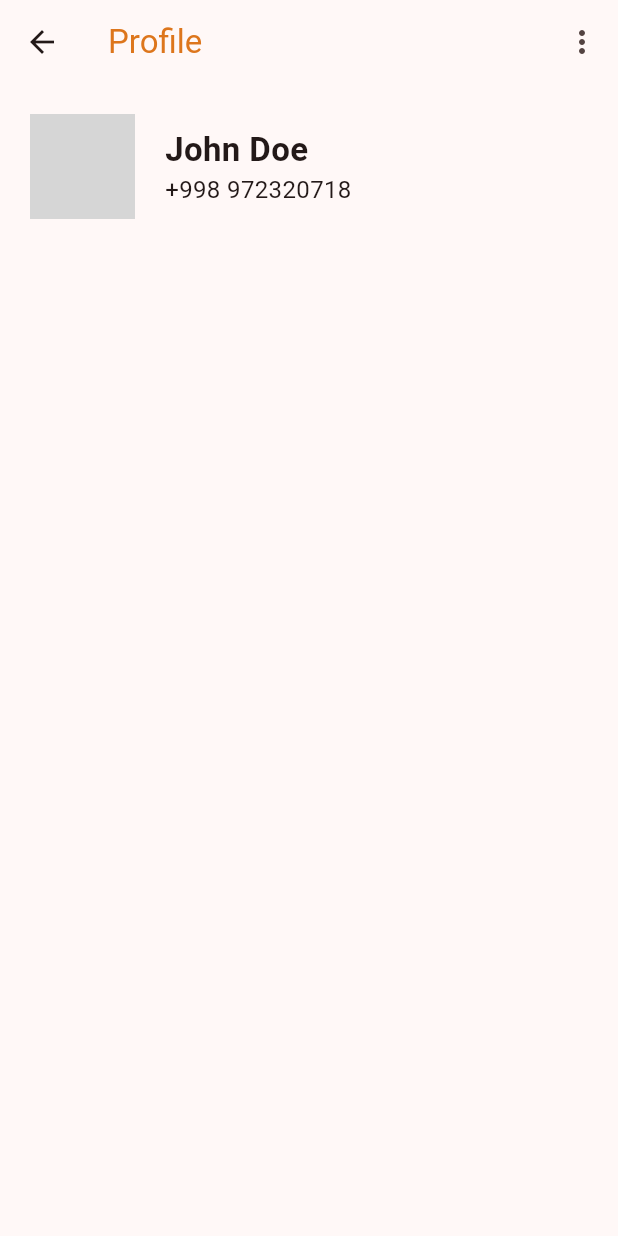
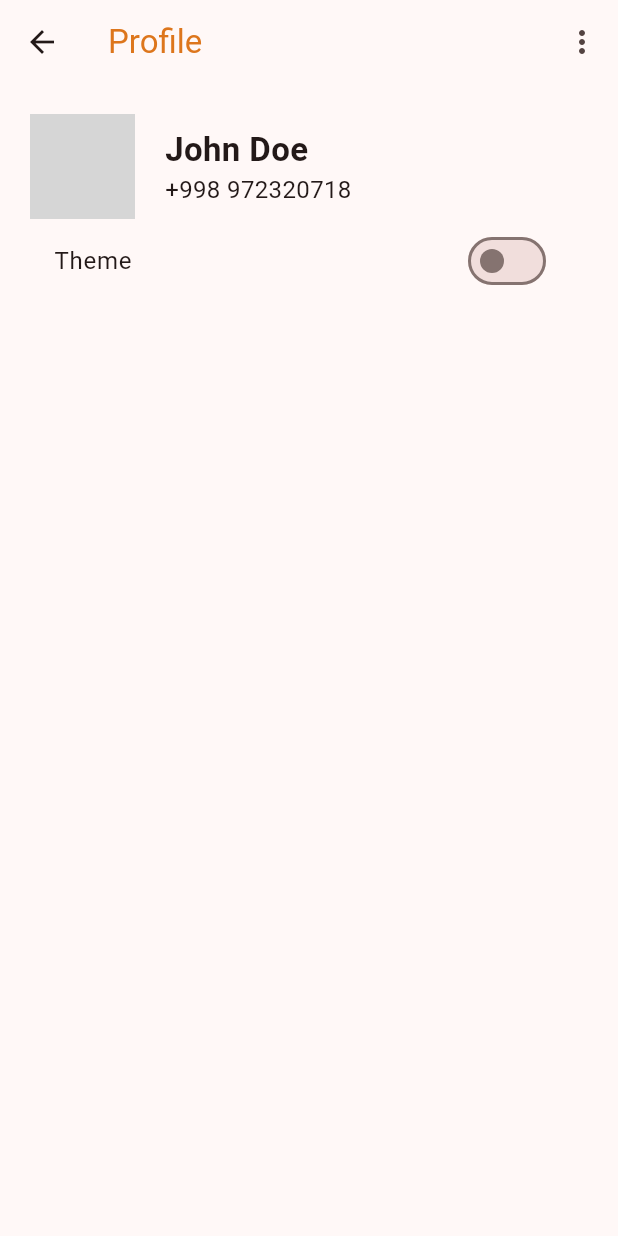
Before and after one commit to khusantoy/todo-note, a Flutter app: the ProfileScreen screen opened directly, on a phone screen of 412 x 824 dp. Run offline on Flutter 3.47's test engine with Material 3 defaults, Android fonts, the light colour scheme and no system bars; our stand-ins replace adaptive_theme, internet_connection_checker_plus, lottie, shared_preferences, sqflite, youtube_player_flutter; accounts and stored records are empty; network calls fail; grey boxes are pictures that could not be loaded.

Commit message:
added theme mode

```diff
--- a/lib/view/screens/profile_screen.dart
+++ b/lib/view/screens/profile_screen.dart
@@ -1,9 +1,17 @@
+import 'package:adaptive_theme/adaptive_theme.dart';
 import 'package:flutter/material.dart';
 import 'package:todo_and_note/main.dart';
 import 'package:todo_and_note/services/auth_http_services.dart';
 
-class ProfileScreen extends StatelessWidget {
+class ProfileScreen extends StatefulWidget {
   const ProfileScreen({super.key});
+
+  @override
+  State<ProfileScreen> createState() => _ProfileScreenState();
+}
+
+class _ProfileScreenState extends State<ProfileScreen> {
+  bool isDark = false;
 
   @override
   Widget build(BuildContext context) {
@@ -69,11 +77,11 @@ class ProfileScreen extends StatelessWidget {
           )
         ],
       ),
-      body: const Padding(
-        padding: EdgeInsets.all(20),
+      body: Padding(
+        padding: const EdgeInsets.all(20),
         child: Column(
           children: [
-            Row(
+            const Row(
               children: [
                 CircleAvatar(
                   radius: 35.0,
@@ -103,6 +111,19 @@ class ProfileScreen extends StatelessWidget {
                   ],
                 )
               ],
+            ),
+            SwitchListTile(
+              title: const Text("Theme"),
+              value: isDark,
+              onChanged: (value) {
+                setState(() {
+                  isDark = !isDark;
+
+                  isDark
+                      ? AdaptiveTheme.of(context).setDark()
+                      : AdaptiveTheme.of(context).setLight();
+                });
+              },
             )
           ],
         ),
--- a/pubspec.yaml
+++ b/pubspec.yaml
@@ -43,6 +43,7 @@ dependencies:
   sqflite: ^2.3.3+1
   shared_preferences: ^2.2.3
   uuid: ^4.4.0
+  adaptive_theme: ^3.6.0
 
 dev_dependencies:
   flutter_test:
```
Also changed, not shown: lib/main.dart (+14 -6 lines), pubspec.lock.
